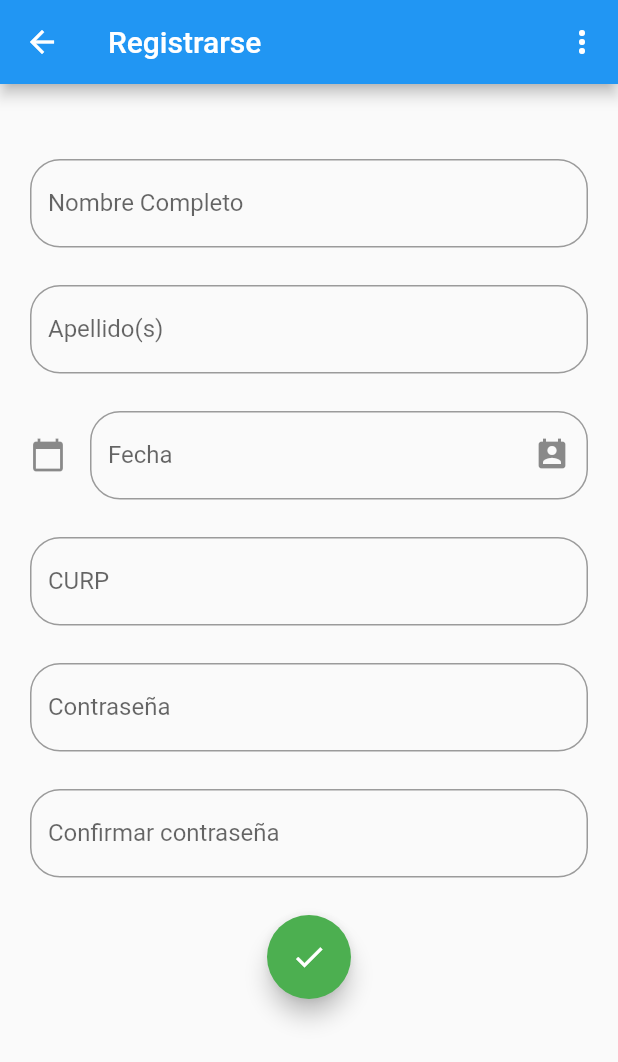
After one commit to ffernando-cg/iOS-Fieras, a Flutter app: the screen it shows after launch, after a tap on "Log-in", after a tap on "Register", on a phone screen of 412 x 824 dp. The commit adds this screen. Shown: the top 1062 px of the screen. Run offline on Flutter 3.47's test engine with Material 2 defaults, Android fonts, the phone set to English and light mode, and no system bars; our stand-ins replace firebase_auth, firebase_core, google_maps_flutter; missing offline and left inert: flutter_search_bar; accounts and stored records are empty.

Commit message:
Avance de proyecto 3

```diff
--- a/lib/main.dart
+++ b/lib/main.dart
@@ -1,8 +1,14 @@
-
+import 'dart:async';
 import 'package:app_leon_project/src/pages/login_page.dart';
 import 'package:app_leon_project/src/routes/routes.dart';
+import 'package:firebase_core/firebase_core.dart';
 import 'package:flutter/material.dart';
-void main() => runApp(MyApp());
+
+Future<void> main() async{
+  WidgetsFlutterBinding.ensureInitialized();
+  await Firebase.initializeApp();
+  runApp(MyApp());
+}
 
 class MyApp extends StatelessWidget {
   @override
--- a/lib/src/pages/login_page.dart
+++ b/lib/src/pages/login_page.dart
@@ -1,10 +1,22 @@
 import 'package:flutter/material.dart';
+import 'package:firebase_auth/firebase_auth.dart';
 
 class LoginPage extends StatelessWidget {
   String _curp, _pass;
+  FirebaseAuth auth = FirebaseAuth.instance;
+  bool isCurpError=false, isPassError=false;
+  final _formKey = GlobalKey<FormState>();
 
   @override
   Widget build(BuildContext context) {
+    if( auth.currentUser != null ){
+     Navigator.pushNamed(context, 'mapscreen');
+    }
+
+
+    var _controllerCURP = TextEditingController();
+
+
     return Scaffold(
       // appBar: AppBar(
       //  title: Text('LoginPage'),
@@ -18,17 +30,33 @@ class LoginPage extends StatelessWidget {
                 ),
                 Container(
                   margin: EdgeInsets.only(top:30.0),
-                  child:Column(children: <Widget>[
+                  child: Form(
+                    key: _formKey,
+                    child: Column(children: <Widget>[
                     TextFormField(
+                      textCapitalization: TextCapitalization.characters,
+                      controller: _controllerCURP,
                       decoration: InputDecoration(
                         border: UnderlineInputBorder(),
-                        labelText: 'Enter your CURP'
+                        labelText: 'Enter your CURP',
+                        errorBorder: OutlineInputBorder(borderSide: BorderSide(color: Colors.red)),
+                        suffixIcon: IconButton(
+                          onPressed: () => _controllerCURP.clear(),
+                          icon: Icon(Icons.clear),
+                        )
                       ),
                       validator: (String val){
+                        if(isCurpError){
+                          return('El curp proporcionado no existe');
+                        }
                         if(val.trim().isEmpty){
                           return('CURP is required');
                         }
-                        _curp = val.trim();
+                        if( val.trim().length <=17 )
+                          return ('El CURP proporcionado esta incompleto');
+                        if(val.trim().length >= 19)
+                          return('El CURP es demasiado largo');
+                        _curp = '${val.trim()}@fieras.com';
                       },
                       ),
                       TextFormField(
@@ -38,11 +66,19 @@ class LoginPage extends StatelessWidget {
                         decoration: InputDecoration(
                           border: UnderlineInputBorder(),
                           labelText: 'Enter your password',
+                          errorBorder: OutlineInputBorder(borderSide: BorderSide(color: Colors.red))
                         ),
                         validator: (String val){
+                          if(isPassError){
+                            return('La contraseña proporcionada es incorrecta');
+                          }
                           if(val.trim().isEmpty){
-                            return('Password is required');
+                            return('La contraseña es requerida');
                           }
+                          if(val.trim().length <= 5 )
+                          return('La contraseña es muy corta');
+
+
                           _pass = val.trim();
                         },
                       ),
@@ -51,8 +87,19 @@ class LoginPage extends StatelessWidget {
                       child:
                         ElevatedButton(
                           onPressed: () => {
-                            //validate(_curp,_pass, context)
-                            Navigator.pushNamed(context, 'mapscreen')
+                            if(_formKey.currentState.validate()){
+                              _tryLogin(_curp, _pass, context)
+                            }else{
+                              SnackBar(
+                                content: Text('Oh no! Algo malo acaba de ocurrir, porfavor intente de nuevo. Puede que su curp o contraseña esté erroneos, verifiquelo'),
+                                action: SnackBarAction(
+                                  label: 'OK',
+                                  onPressed: () {
+                                    // Some code to undo the change.
+                                  },
+                                ),
+                              )
+                            }
                             },
                           child: Text('Log-in'),
                           style: ButtonStyle( backgroundColor: MaterialStateProperty.resolveWith(getColorForElevatedButton) )
@@ -64,6 +111,7 @@ class LoginPage extends StatelessWidget {
                         ),
                         onPressed: () {
 
+                          Navigator.pushNamed(context, 'register');
                         },
                         child: const Text('Register'),
                       )
@@ -71,19 +119,37 @@ class LoginPage extends StatelessWidget {
                   ]
                   )
                 )
-              ]
-            )
+                )]
+          )
       )
+
     );
+  }
+
+
+  _tryLogin(String curp, String pass, BuildContext context){
+        auth.signInWithEmailAndPassword(email: curp, password: pass).then(
+          (value) => Navigator.pushNamed(context, 'mapscreen')
+        ).catchError((e){
+          switch (e.message) {
+                case 'There is no user record corresponding to this identifier. The user may have been deleted.':
+                  isCurpError=true;
+                  _formKey.currentState.validate();
+                  break;
+                case 'The password is invalid or the user does not have a password.':
+                  isPassError=true;
+                  _formKey.currentState.validate();
+                  break;
+                default:
+                  print('Case ${e.message} is not yet implemented');
+              }
+        });
   }
 }
 
 
-  validate(String curp, String password, BuildContext context){
-    //TODO Send to API the props to verify with database
-    //
 
-  }
+
 
   Color getColorForTextBttn(Set<MaterialState> states) {
       const Set<MaterialState> interactiveStates = <MaterialState>{
--- /dev/null
+++ b/lib/src/pages/register_page.dart
@@ -0,0 +1,236 @@
+import 'package:flutter/material.dart';
+
+
+class RegisterPage extends StatefulWidget{
+  @override
+  _RegisterPage createState() => _RegisterPage();
+}
+
+class _RegisterPage extends State<RegisterPage> {
+  String _nomcom, _apellidos, _sexo, _curp, _pass, _conpass, _fecha;
+  int _value = 1;
+
+  TextEditingController _inputFieldDateController = new TextEditingController();
+
+  @override
+  Widget build(BuildContext context) {
+    var padding;
+    return Scaffold(
+        appBar: AppBar(
+          title: Text('Registrarse'),
+          actions: <Widget>[
+            IconButton(
+              icon: const Icon(Icons.more_vert),
+              tooltip: 'Preguntas?',
+              onPressed: () {
+                ScaffoldMessenger.of(context).showSnackBar(
+                    const SnackBar(content: Text('Todos los datos pedidos son para su seguirdad y evitar acciones fraudulentas')));
+              },
+          ),
+          ],
+        ),
+        body: Container(
+            margin: const EdgeInsets.only(top: 20.0, left: 20.0, right: 20.0),
+            child: ListView(children: <Widget>[
+              Container(
+                  margin: EdgeInsets.only(top: 30.0),
+                  child: Column(
+                    children: <Widget>[
+                     Padding(
+                      padding: EdgeInsets.only(bottom: 25.0),
+                      child:TextFormField(
+                      decoration: InputDecoration(
+                          border: OutlineInputBorder(
+                            borderRadius: BorderRadius.all(Radius.circular(20.0),),
+                          ),
+                          labelText: 'Nombre Completo'),
+                      validator: (String val) {
+                        if (val.trim().isEmpty) {
+                          return ('Name is required');
+                        }
+                        _nomcom = val.trim();
+                      },
+                    ),
+                    ),
+                     Padding(
+                      padding: EdgeInsets.only(bottom: 25.0),
+                      child:TextFormField(
+                      decoration: InputDecoration(
+                        border:  OutlineInputBorder(
+                            borderRadius: BorderRadius.all(Radius.circular(20.0),),
+                          ),
+                        labelText: 'Apellido(s)',
+                      ),
+                      validator: (String val) {
+                        if (val.trim().isEmpty) {
+                          return ('Apellido is required');
+                        }
+                        _apellidos = val.trim();
+                      },
+                    ),
+                    ),
+                    Padding(
+                      padding: EdgeInsets.only(bottom: 25.0),
+                      child:_crearFecha(this.context),
+                    ),
+
+                    // DROPDOWN PARA EL SEXO PREGUNTAR AL EQUIPO AL RESPECTO
+                   /* DropdownButton(
+                        value: _value,
+                        items: [
+                          DropdownMenuItem(
+                            child: Text("Mujer"),
+                            value: 1,
+                          ),
+                          DropdownMenuItem(
+                            child: Text("Hombre"),
+                            value: 2,
+                          ),
+                          DropdownMenuItem(
+                            child: Text("Otro"),
+                            value: 3,
+                          )
+                        ],
+                        onChanged: (value) {
+                          setState(() {
+                            _value = value;
+                          });
+                        }),*/
+                    Padding(
+                      padding: EdgeInsets.only(bottom: 25.0),
+                      child:TextFormField(
+                      decoration: InputDecoration(
+                        border:  OutlineInputBorder(
+                            borderRadius: BorderRadius.all(Radius.circular(20.0),),
+                          ),
+                        labelText: 'CURP',
+                      ),
+                      validator: (String val) {
+                        if (val.trim().isEmpty) {
+                          return ('CURP is required');
+                        }
+                        _curp = val.trim();
+                      },
+                    ),
+                    ),
+                    Padding(
+                      padding: EdgeInsets.only(bottom: 25.0),
+                      child:TextFormField(
+                      obscureText: true,
+                      enableSuggestions: false,
+                      autocorrect: false,
+                      decoration: InputDecoration(
+                        border:  OutlineInputBorder(
+                            borderRadius: BorderRadius.all(Radius.circular(20.0),),
+                          ),
+                        labelText: 'Contraseña',
+                      ),
+                      validator: (String val) {
+                        if (val.trim().isEmpty) {
+                          return ('Password is required');
+                        }
+                        _pass = val.trim();
+                      },
+                    ),
+                    ),
+                    Padding(
+                      padding: EdgeInsets.only(bottom: 25.0),
+                      child:TextFormField(
+                      obscureText: true,
+                      enableSuggestions: false,
+                      autocorrect: false,
+                      decoration: InputDecoration(
+                        border:  OutlineInputBorder(
+                            borderRadius: BorderRadius.all(Radius.circular(20.0),),
+
+                          ),
+                        labelText: 'Confirmar contraseña',
+                      ),
+                      validator: (String val) {
+                        if (val.trim().isEmpty) {
+                          return ('Password is required');
+                        }
+                        _conpass = val.trim();
+                      },
+                    ),
+                    )
+                  ])),
+                    FloatingActionButton(
+              onPressed: () {
+                // Add your onPressed code here!
+              },
+              child: const Icon(Icons.check),
+              backgroundColor: Colors.green,
+            ),
+            ])));
+  }
+
+
+ Widget _crearFecha(BuildContext context) {
+
+    return TextFormField(
+      controller: _inputFieldDateController,
+      enableInteractiveSelection: false,
+      decoration: InputDecoration(
+        hintText: 'Fecha de nacimiento',
+        labelText: 'Fecha',
+        suffixIcon: Icon(Icons.perm_contact_calendar),
+        icon: Icon(Icons.calendar_today),
+        border: OutlineInputBorder(
+          borderRadius: BorderRadius.circular(20.0)
+          )
+      ),
+      onTap: (){
+        FocusScope.of(context).requestFocus(new FocusNode());
+        _selectFecha(context);
+        },
+    );
+  }
+
+  void _selectFecha(BuildContext context) async {
+    DateTime picked = await showDatePicker(
+      context: context,
+      initialDate: new DateTime.now(),
+      firstDate: new DateTime(2017),
+      lastDate: new DateTime(2030)
+      );
+
+      if(picked != null){
+        setState(() {
+          _fecha = '$picked.day / $picked.month / $picked.year';
+        });
+      }
+  }
+
+
+
+}
+
+validate(String curp, String password, BuildContext context) {
+  //TODO Send to API the props to verify with database
+  //
+}
+
+Color getColorForTextBttn(Set<MaterialState> states) {
+  const Set<MaterialState> interactiveStates = <MaterialState>{
+    MaterialState.pressed,
+    MaterialState.hovered,
+    MaterialState.focused,
+  };
+  if (states.any(interactiveStates.contains)) {
+    return Colors.orangeAccent;
+  }
+  return Colors.blue[100];
+}
+
+Color getColorForElevatedButton(Set<MaterialState> states) {
+  const Set<MaterialState> interactiveStates = <MaterialState>{
+    MaterialState.pressed,
+    MaterialState.hovered,
+    MaterialState.focused,
+  };
+  if (states.any(interactiveStates.contains)) {
+    return Colors.blue;
+  }
+  return Colors.orange[300];
+}
--- a/lib/src/routes/routes.dart
+++ b/lib/src/routes/routes.dart
@@ -1,11 +1,13 @@
 
 import 'package:app_leon_project/src/pages/login_page.dart';
 import 'package:app_leon_project/src/pages/main_screen_page.dart';
+import 'package:app_leon_project/src/pages/register_page.dart';
 import 'package:flutter/material.dart';
 
 Map<String, WidgetBuilder> getAplicationRoutes(){
   return <String, WidgetBuilder>{
     '/':(BuildContext context) => LoginPage(),
     'mapscreen': (BuildContext context) => MainScreenPage(),
+    'register': (BuildContext context) => RegisterPage()
   };
 }
--- a/pubspec.yaml
+++ b/pubspec.yaml
@@ -21,15 +21,20 @@ environment:
   sdk: ">=2.7.0 <3.0.0"
 
 dependencies:
+  firebase_core: ^1.0.1
+  firebase_auth: ^1.1.4
   flutter_search_bar: ^2.1.0
   google_maps_flutter: ^2.0.2
   flutter:
     sdk: flutter
 
 
+
   # The following adds the Cupertino Icons font to your application.
   # Use with the CupertinoIcons class for iOS style icons.
   cupertino_icons: ^1.0.0
+
+
 
 dev_dependencies:
   flutter_test:
```
Also changed, not shown: lib/google-services.json (added, +39 -0 lines), lib/src/pages/main_screen_page.dart (+4 -8 lines), lib/src/pages/myprofile_page.dart (added, +37 -0 lines), pubspec.lock, 4 other files.
